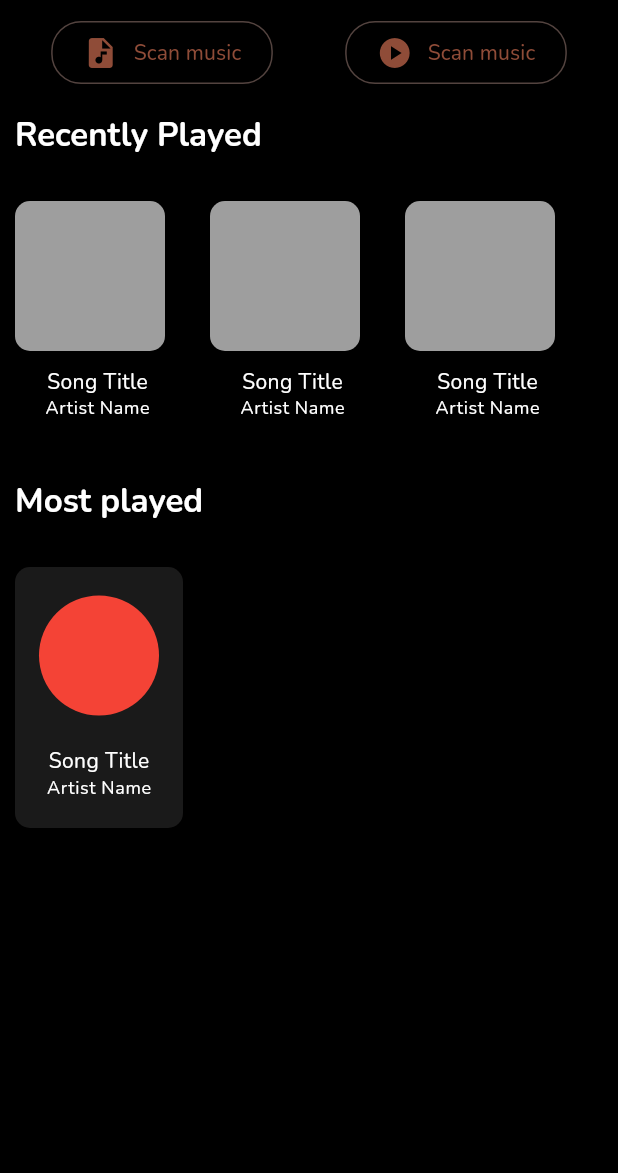
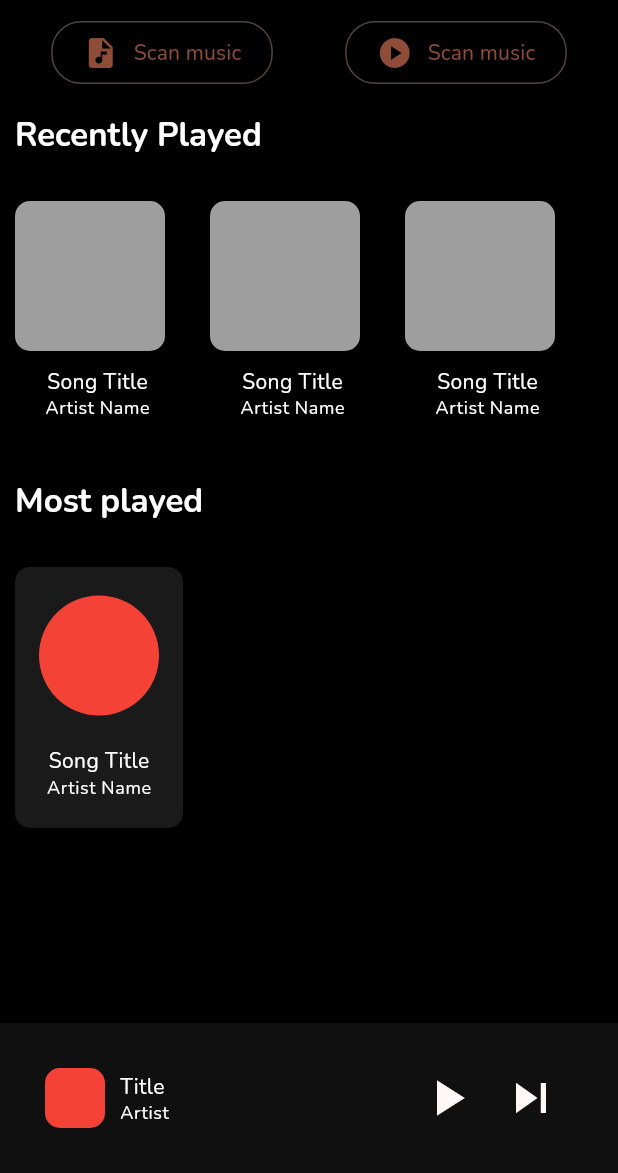
Before and after one commit to Kalph-ITT/music-player, a Flutter app: the screen it shows after launch, on a phone screen of 412 x 824 dp, the part 63-1236 px from its top. Run offline on Flutter 3.47's test engine with Material 3 defaults, Android fonts, the phone set to English and light mode, and no system bars; our stand-ins replace google_fonts.

Commit message:
added bottom sheet

```diff
--- a/lib/src/ui/screens/home/home_screen.dart
+++ b/lib/src/ui/screens/home/home_screen.dart
@@ -2,6 +2,7 @@ import 'package:flutter/material.dart';
 import 'package:music_player/src/ui/screens/home/widgets/music_tile.dart';
 import 'package:music_player/src/ui/screens/home/widgets/music_tile_full.dart';
 import 'package:music_player/src/ui/screens/home/widgets/recently_played.dart';
+import 'package:music_player/src/ui/widgets/bottom_player.dart';
 import 'package:music_player/src/ui/widgets/header.dart';
 import 'package:music_player/src/ui/widgets/pill_button.dart';
 
@@ -11,6 +12,7 @@ class HomeScreen extends StatelessWidget {
   @override
   Widget build(BuildContext context) {
     return Scaffold(
+      bottomNavigationBar: BottomPlayer(),
       appBar: Header(),
       body: Container(
         margin: EdgeInsets.symmetric(horizontal: 10),
--- /dev/null
+++ b/lib/src/ui/widgets/bottom_player.dart
@@ -0,0 +1,58 @@
+import 'package:flutter/material.dart';
+
+class BottomPlayer extends StatelessWidget {
+  const BottomPlayer({super.key});
+
+  @override
+  Widget build(BuildContext context) {
+    return Container(
+      height: 100,
+      color: const Color.fromARGB(255, 16, 16, 16),
+      padding: EdgeInsets.symmetric(horizontal: 20),
+      child: Row(
+        children: [
+          Container(
+            margin: EdgeInsets.only(left: 10),
+            width: 40,
+            height: 40,
+            decoration: BoxDecoration(
+              color: Colors.red,
+              borderRadius: BorderRadius.circular(10),
+            ),
+          ),
+          SizedBox(
+            width: 10,
+          ),
+          Column(
+            mainAxisAlignment: MainAxisAlignment.center,
+            crossAxisAlignment: CrossAxisAlignment.start,
+            children: [
+              Text('Title', style: Theme.of(context).textTheme.bodyMedium),
+              Text('Artist', style: Theme.of(context).textTheme.bodySmall),
+            ],
+          ),
+          Spacer(),
+          IconButton(
+            iconSize: 40,
+            icon: Icon(
+              Icons.play_arrow,
+              color: Theme.of(context).colorScheme.surfaceBright,
+            ),
+            onPressed: () {},
+          ),
+          IconButton(
+            iconSize: 40,
+            icon: Icon(
+              Icons.skip_next,
+              color: Theme.of(context).colorScheme.surfaceBright,
+            ),
+            onPressed: () {},
+          ),
+          SizedBox(
+            width: 10,
+          ),
+        ],
+      ),
+    );
+  }
+}
```
